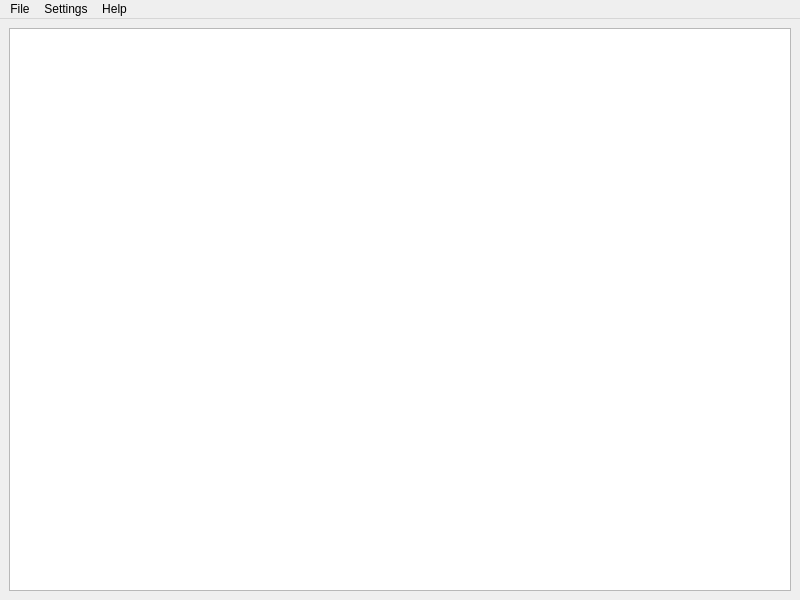
This is ui/main_window.ui in brett-patterson/UXO as Qt 5 draws it before an edit. The edited form follows.
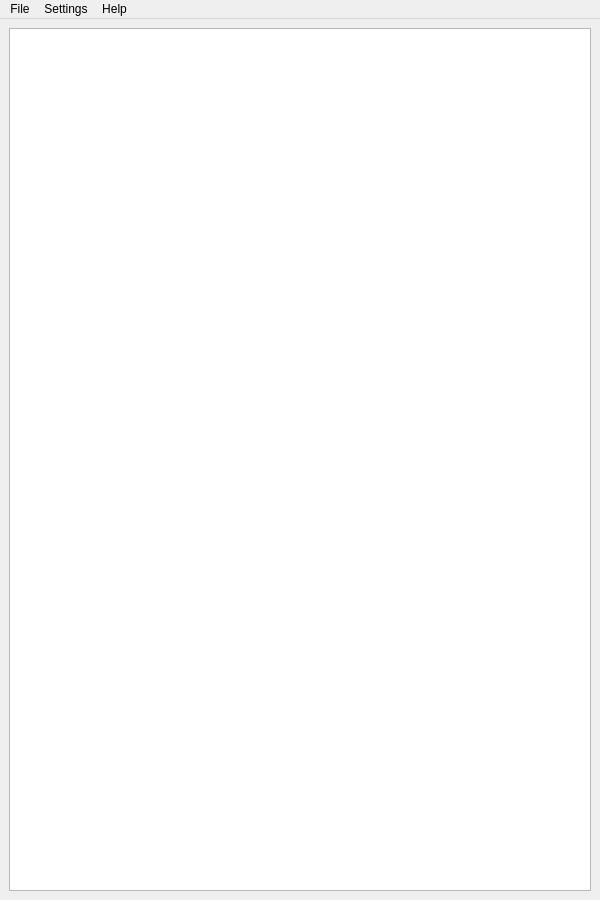
This is the edited form. Icons and pictures are not drawn.

Diff of the .ui file:
```diff
--- a/ui/main_window.ui
+++ b/ui/main_window.ui
@@ -6,8 +6,8 @@
    <rect>
     <x>0</x>
     <y>0</y>
-    <width>800</width>
-    <height>600</height>
+    <width>600</width>
+    <height>900</height>
    </rect>
   </property>
   <property name="windowTitle">
@@ -41,7 +41,7 @@
     <rect>
      <x>0</x>
      <y>0</y>
-     <width>800</width>
+     <width>600</width>
      <height>21</height>
     </rect>
    </property>
```
